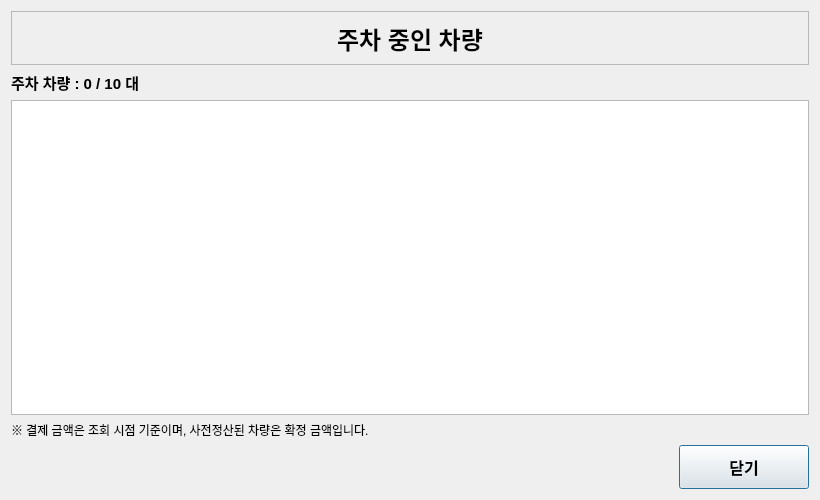
First picture: the form in qt-parking/vehiclelistdialog.ui, repository Parking-project-QT/QT-Parking-system, before the edit.
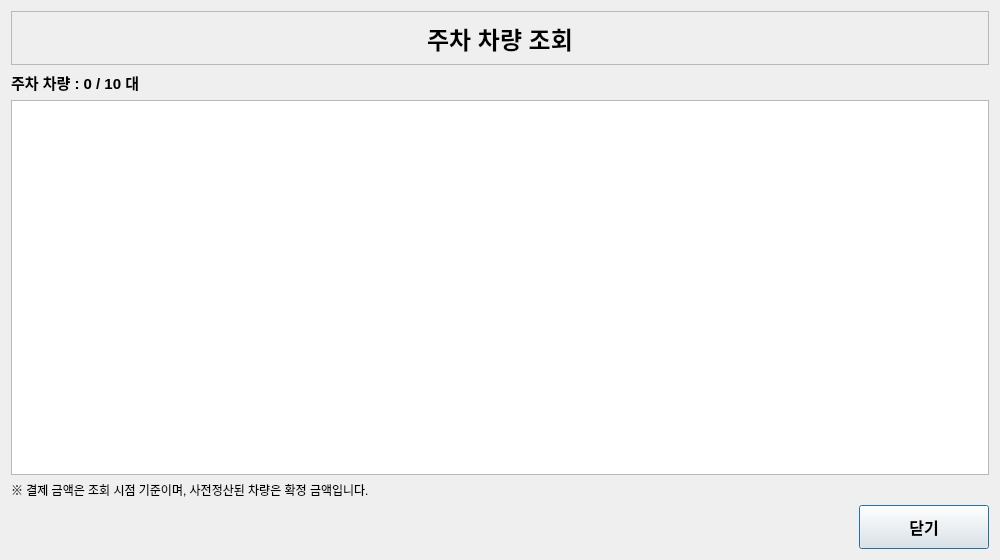
Second picture: the form after the edit.

```diff
--- a/qt-parking/vehiclelistdialog.ui
+++ b/qt-parking/vehiclelistdialog.ui
@@ -6,8 +6,8 @@
    <rect>
     <x>0</x>
     <y>0</y>
-    <width>820</width>
-    <height>500</height>
+    <width>1000</width>
+    <height>560</height>
    </rect>
   </property>
   <property name="windowTitle">
@@ -38,7 +38,7 @@
       <enum>QFrame::StyledPanel</enum>
      </property>
      <property name="text">
-      <string>주차 중인 차량</string>
+      <string>주차 차량 조회</string>
      </property>
      <property name="alignment">
       <set>Qt::AlignCenter</set>
```
Left out of the diff: 2 changed lines with no effect on the pictures.
